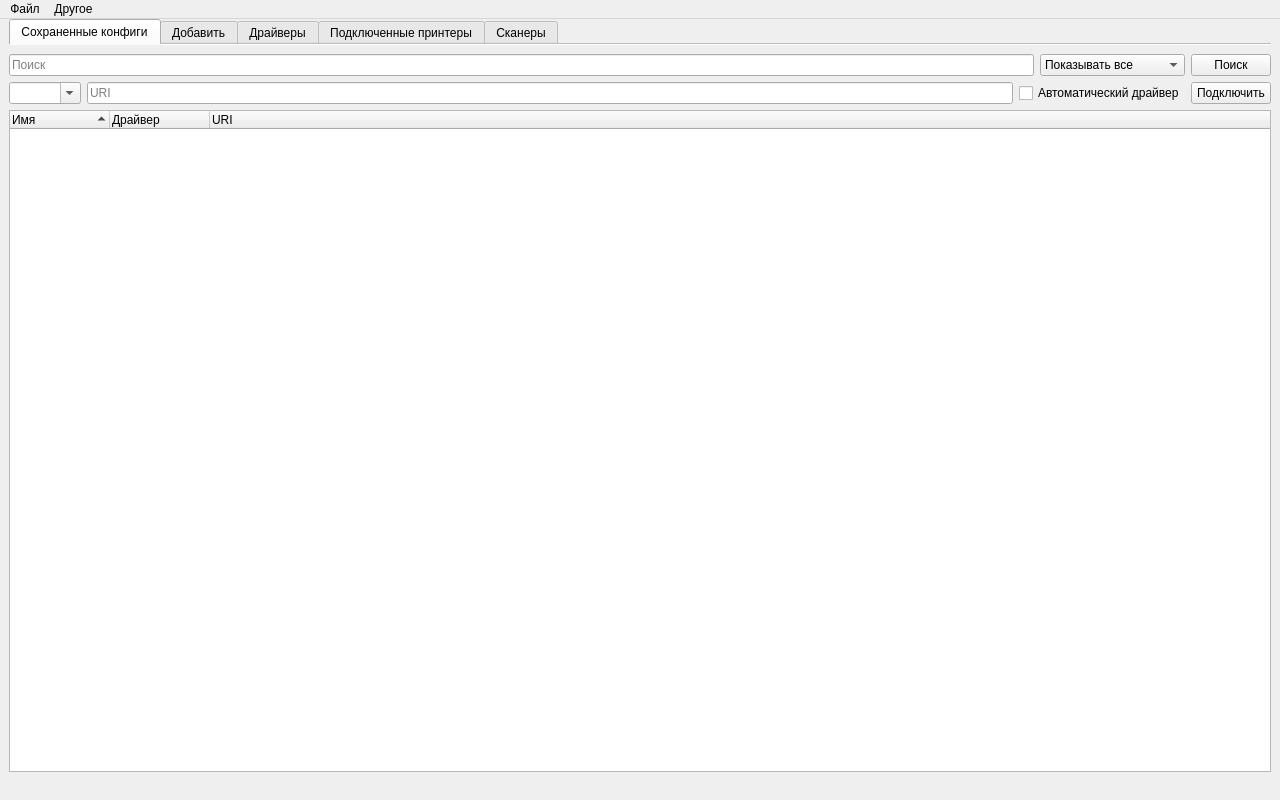
Old version of the form forms/main_window.ui in the repository Communist02/CUPS.
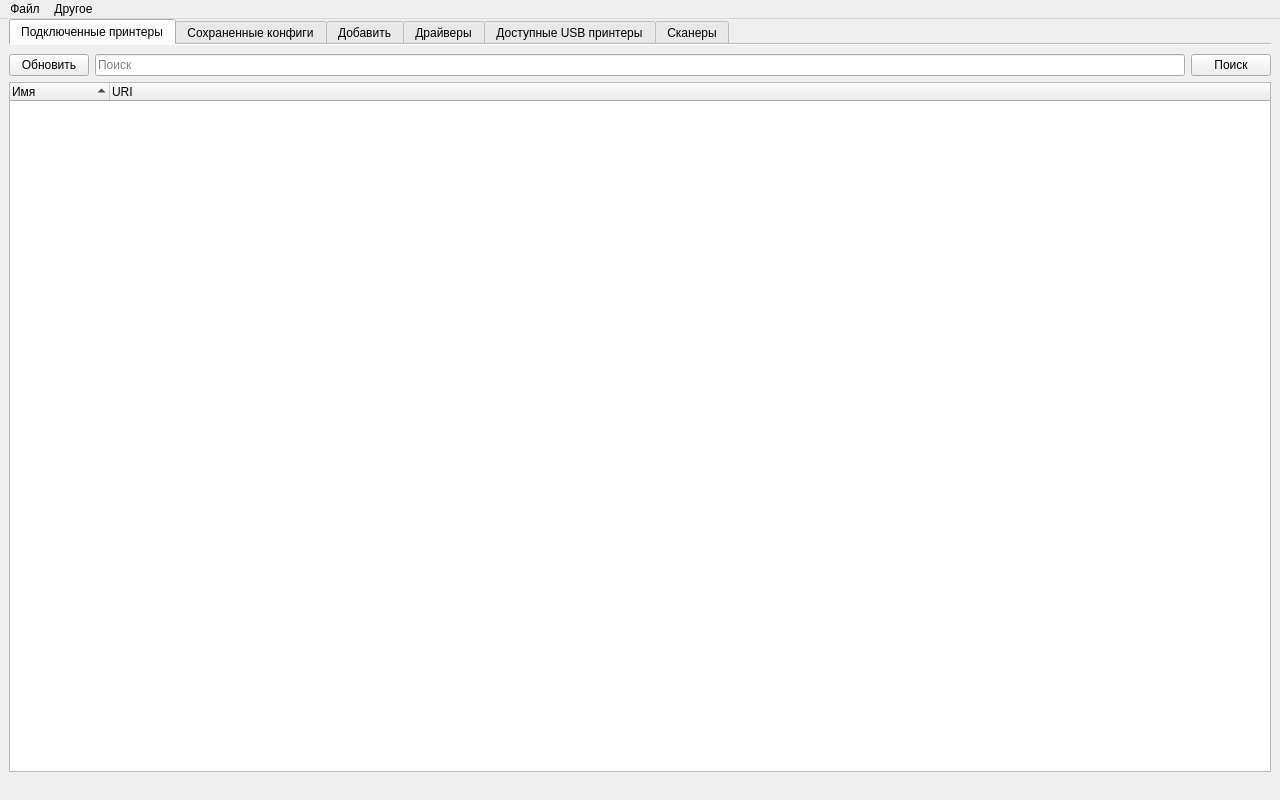
New version of the form. Icons and pictures are not drawn.

```diff
--- a/forms/main_window.ui
+++ b/forms/main_window.ui
@@ -32,6 +32,67 @@
       <property name="documentMode">
        <bool>true</bool>
       </property>
+      <widget class="QWidget" name="tab_linked_all">
+       <attribute name="title">
+        <string>Подключенные принтеры</string>
+       </attribute>
+       <layout class="QVBoxLayout" name="verticalLayout_9">
+        <property name="leftMargin">
+         <number>0</number>
+        </property>
+        <property name="rightMargin">
+         <number>0</number>
+        </property>
+        <item>
+         <layout class="QHBoxLayout" name="horizontalLayout_9">
+          <item>
+           <widget class="QPushButton" name="pushButton_linked_all_update">
+            <property name="text">
+             <string>Обновить</string>
+            </property>
+           </widget>
+          </item>
+          <item>
+           <widget class="QLineEdit" name="lineEdit_linked_all_search">
+            <property name="placeholderText">
+             <string>Поиск</string>
+            </property>
+           </widget>
+          </item>
+          <item>
+           <widget class="QPushButton" name="pushButton_linked_all_search">
+            <property name="text">
+             <string>Поиск</string>
+            </property>
+           </widget>
+          </item>
+         </layout>
+        </item>
+        <item>
+         <widget class="QTreeWidget" name="treeWidget_linked_all">
+          <property name="contextMenuPolicy">
+           <enum>Qt::ContextMenuPolicy::CustomContextMenu</enum>
+          </property>
+          <property name="rootIsDecorated">
+           <bool>false</bool>
+          </property>
+          <property name="sortingEnabled">
+           <bool>true</bool>
+          </property>
+          <column>
+           <property name="text">
+            <string>Имя</string>
+           </property>
+          </column>
+          <column>
+           <property name="text">
+            <string>URI</string>
+           </property>
+          </column>
+         </widget>
+        </item>
+       </layout>
+      </widget>
       <widget class="QWidget" name="printers_search">
        <attribute name="icon">
         <iconset theme="printer"/>
@@ -104,6 +165,9 @@
           </item>
           <item>
            <widget class="QCheckBox" name="checkBox_auto">
+            <property name="enabled">
+             <bool>false</bool>
+            </property>
             <property name="toolTip">
              <string>Использовать автоматический подбор драйвера</string>
             </property>
@@ -337,7 +401,7 @@
       </widget>
       <widget class="QWidget" name="tab_linked">
        <attribute name="title">
-        <string>Подключенные принтеры</string>
+        <string>Доступные USB принтеры</string>
        </attribute>
        <layout class="QVBoxLayout" name="verticalLayout_7">
         <item>
```
Left out of the diff: 14 changed lines with no effect on the pictures.
